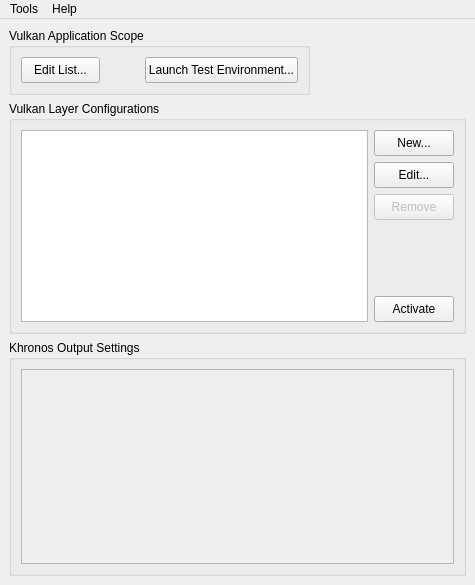
Above: vkconfig/mainwindow.ui from LunarG/VulkanTools before the change. Below: the same form after it.
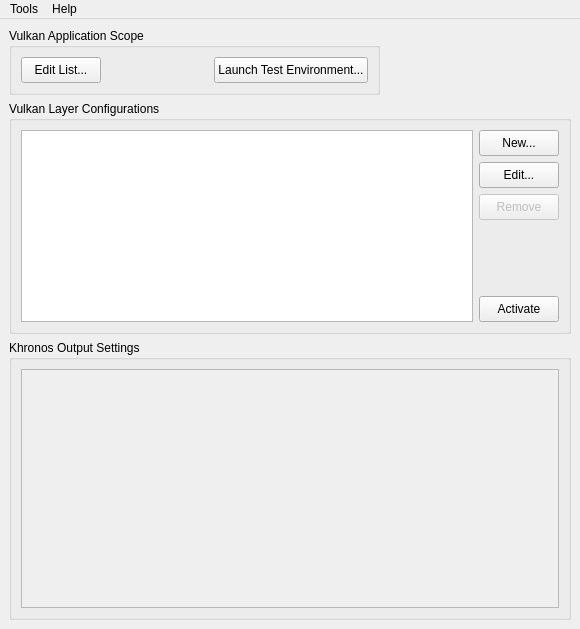
That is the form after the change. Icons and pictures are not drawn.

Commit message: Mac/Linux fix for search paths

Patch:
```diff
--- a/vkconfig/mainwindow.ui
+++ b/vkconfig/mainwindow.ui
@@ -6,8 +6,8 @@
    <rect>
     <x>0</x>
     <y>0</y>
-    <width>475</width>
-    <height>585</height>
+    <width>580</width>
+    <height>629</height>
    </rect>
   </property>
   <property name="minimumSize">
@@ -241,8 +241,8 @@
            <rect>
             <x>0</x>
             <y>0</y>
-            <width>435</width>
-            <height>210</height>
+            <width>524</width>
+            <height>230</height>
            </rect>
           </property>
           <layout class="QHBoxLayout" name="horizontalLayout_3"/>
@@ -259,8 +259,8 @@
     <rect>
      <x>0</x>
      <y>0</y>
-     <width>475</width>
-     <height>21</height>
+     <width>580</width>
+     <height>22</height>
     </rect>
    </property>
    <widget class="QMenu" name="menuTools">
```
The commit also changes 1 other file.
